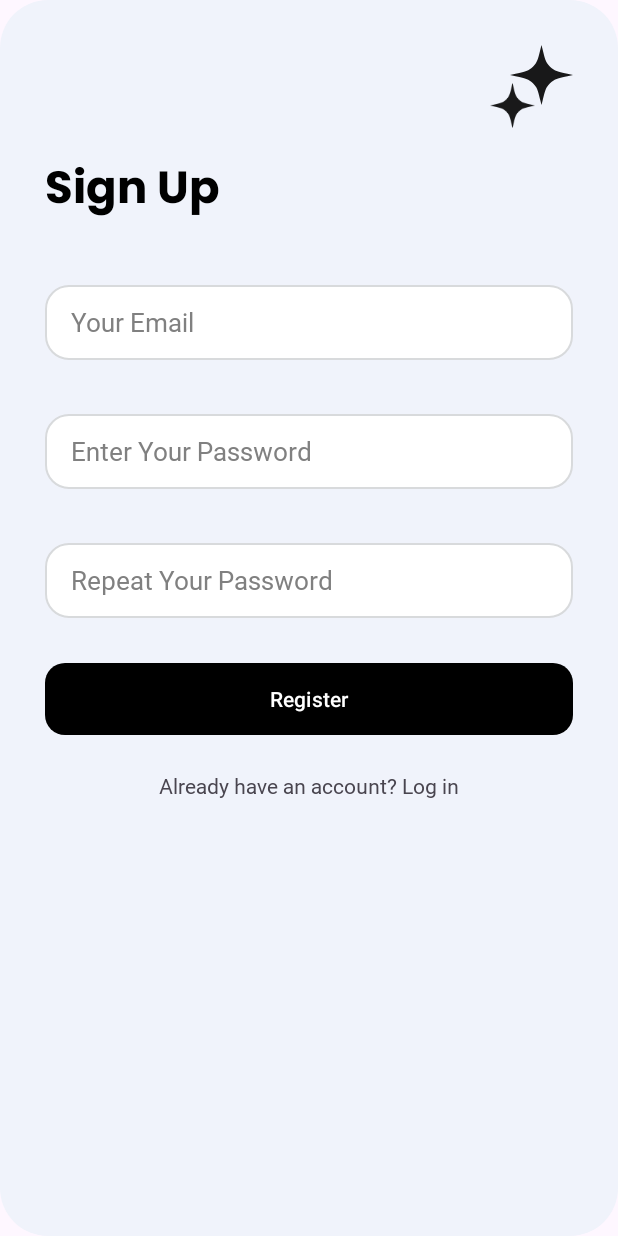
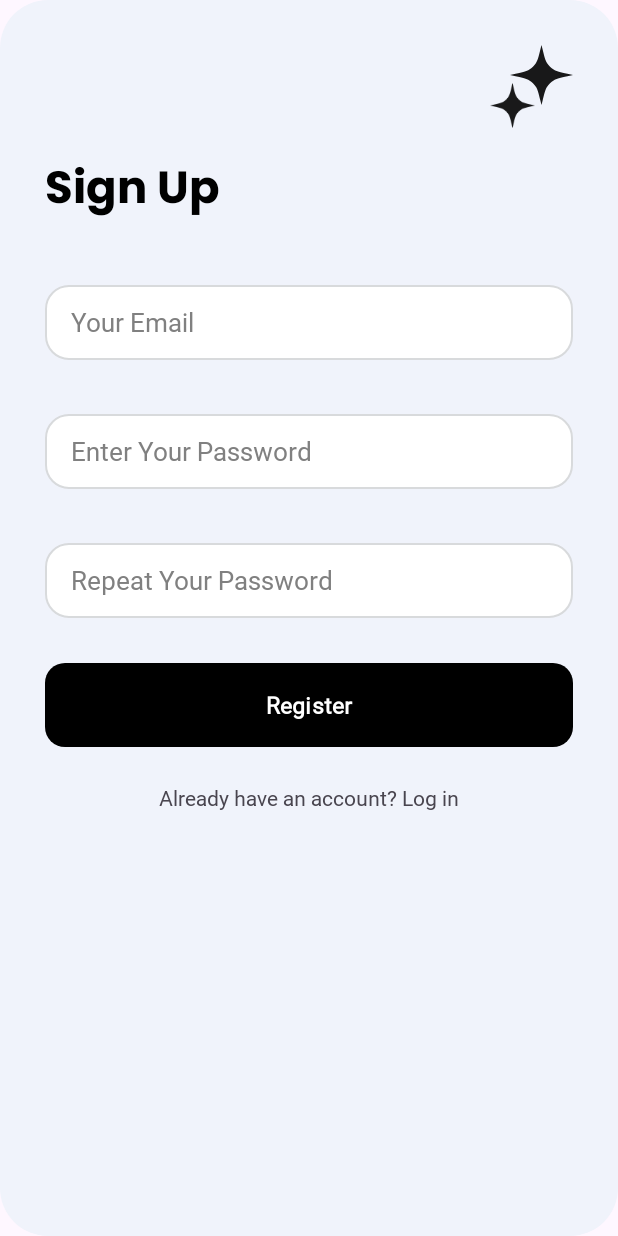
Before and after one commit to SandroK0/toDoList, an Android app: the RegisterUser screen opened directly, with no data from a screen before it, on a phone screen of 412 x 824 dp. Run offline under Robolectric (Android 15) with nearby library versions, the phone set to English and light mode, and no system bars; our stand-ins replace Firebase (no records; nobody signed in at launch, a user with empty details on screens opened directly).

Commit message:
Ui update Final V1

```diff
--- a/app/src/main/res/drawable/menu.xml
+++ b/app/src/main/res/drawable/menu.xml
@@ -1,6 +1,6 @@
 <?xml version="1.0" encoding="utf-8"?>
 <shape xmlns:android="http://schemas.android.com/apk/res/android" android:shape="rectangle">
-    <solid android:color="@color/white" />
-    <stroke android:color="#AEAEAE"
+    <solid android:color="#F8F8FB" />
+    <stroke android:color="#808080"
         android:width="2dp" />
 </shape>
--- a/app/src/main/res/layout/activity_forgot_password.xml
+++ b/app/src/main/res/layout/activity_forgot_password.xml
@@ -38,7 +38,8 @@
         android:id="@+id/textView3"
         android:layout_width="wrap_content"
         android:layout_height="wrap_content"
-        android:layout_marginBottom="60dp"
+        android:layout_marginBottom="70dp"
+        android:layout_marginHorizontal="1dp"
         android:fontFamily="@font/inter"
         android:text="Don’t worry! It happens. Please enter the email associated with your account."
         android:textColor="#464646"
--- a/app/src/main/res/layout/activity_main.xml
+++ b/app/src/main/res/layout/activity_main.xml
@@ -60,10 +60,11 @@
     <Button
         android:id="@+id/bLogin"
         android:layout_width="match_parent"
-        android:layout_height="wrap_content"
+        android:layout_height="56dp"
         android:layout_marginTop="30dp"
         android:background="@drawable/button"
         android:hint="Log In"
+        android:textStyle="bold"
         android:textAllCaps="false"
         android:fontFamily="@font/inter"
         android:textColorHint="@color/white"
--- a/app/src/main/res/layout/activity_register_user.xml
+++ b/app/src/main/res/layout/activity_register_user.xml
@@ -90,10 +90,13 @@
     <Button
         android:id="@+id/bRegister"
         android:layout_width="match_parent"
-        android:layout_height="wrap_content"
+        android:layout_height="56dp"
         android:layout_marginTop="30dp"
         android:background="@drawable/button"
         android:text="Register"
+        android:fontFamily="@font/inter"
+        android:textSize="15dp"
+        android:textStyle="bold"
         app:layout_constraintEnd_toEndOf="parent"
         app:layout_constraintHorizontal_bias="0.505"
         app:layout_constraintStart_toStartOf="parent"
--- a/app/src/main/res/layout/fragment_add_item.xml
+++ b/app/src/main/res/layout/fragment_add_item.xml
@@ -37,8 +37,8 @@
             android:id="@+id/savebtn"
             android:layout_width="wrap_content"
             android:layout_height="wrap_content"
-            android:layout_marginStart="29dp"
-            android:layout_marginEnd="20dp"
+            android:layout_marginStart="30dp"
+            android:layout_marginEnd="30dp"
             android:background="@drawable/button"
             android:fontFamily="@font/inter"
             android:text="save"
--- a/app/src/main/res/layout/fragment_change_password.xml
+++ b/app/src/main/res/layout/fragment_change_password.xml
@@ -43,7 +43,7 @@
         android:background="@drawable/stroke"
         android:ems="10"
         android:fontFamily="@font/inter"
-        android:hint=" Current password"
+        android:hint="  Current password"
         android:inputType="textPassword"
         android:textColorHint="#696969"
         app:layout_constraintEnd_toEndOf="parent"
@@ -60,7 +60,7 @@
         android:background="@drawable/stroke"
         android:ems="10"
         android:fontFamily="@font/inter"
-        android:hint=" New password"
+        android:hint="  New password"
         android:inputType="textPassword"
         android:textColorHint="#696969"
         app:layout_constraintEnd_toEndOf="parent"
@@ -90,6 +90,7 @@
         android:background="@drawable/button"
         android:fontFamily="@font/inter"
         android:text="Back"
+        android:textStyle="bold"
         app:layout_constraintBottom_toBottomOf="parent"
         app:layout_constraintStart_toStartOf="parent" />
 
```
